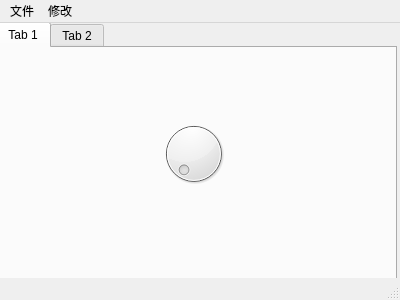
Old version of the form designer.ui in the repository dalong000/pygui.
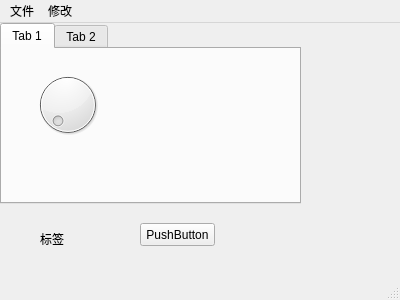
New version of the form.

```diff
--- a/designer.ui
+++ b/designer.ui
@@ -17,10 +17,10 @@
    <widget class="QTabWidget" name="tabWidget">
     <property name="geometry">
      <rect>
-      <x>-4</x>
-      <y>-1</y>
-      <width>401</width>
-      <height>261</height>
+      <x>0</x>
+      <y>0</y>
+      <width>301</width>
+      <height>181</height>
      </rect>
     </property>
     <property name="currentIndex">
@@ -33,8 +33,8 @@
      <widget class="QDial" name="dial">
       <property name="geometry">
        <rect>
-        <x>150</x>
-        <y>70</y>
+        <x>20</x>
+        <y>20</y>
         <width>91</width>
         <height>71</height>
        </rect>
@@ -47,6 +47,32 @@
      </attribute>
     </widget>
    </widget>
+   <widget class="QLabel" name="label">
+    <property name="geometry">
+     <rect>
+      <x>40</x>
+      <y>210</y>
+      <width>54</width>
+      <height>12</height>
+     </rect>
+    </property>
+    <property name="text">
+     <string>标签</string>
+    </property>
+   </widget>
+   <widget class="QPushButton" name="pushButton">
+    <property name="geometry">
+     <rect>
+      <x>140</x>
+      <y>200</y>
+      <width>75</width>
+      <height>23</height>
+     </rect>
+    </property>
+    <property name="text">
+     <string>PushButton</string>
+    </property>
+   </widget>
   </widget>
   <widget class="QMenuBar" name="menubar">
    <property name="geometry">
```
Left out of the diff: 19 changed lines with no effect on the pictures.
